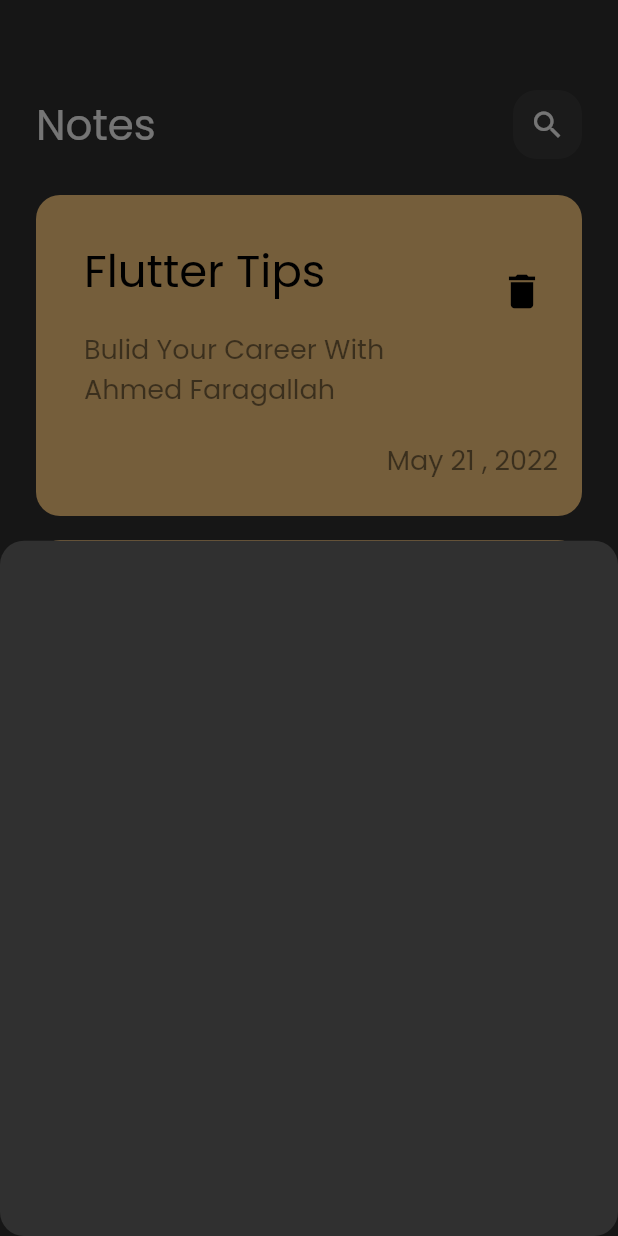
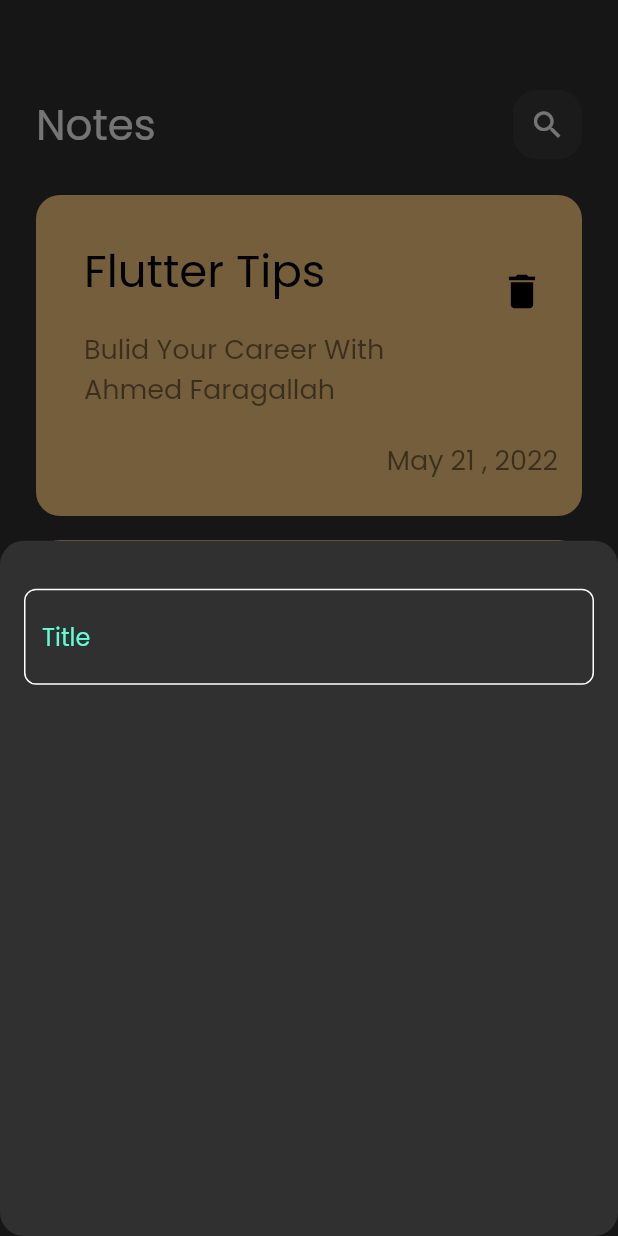
Before and after one commit to AhmedFaragallah/notes_app, a Flutter app: the screen it shows after launch, after a tap on the "add" icon, on a phone screen of 412 x 824 dp. Run offline on Flutter 3.47's test engine with Material 2 defaults, Android fonts, the phone set to English and light mode, and no system bars.

Commit message:
Create Custom Text Filed

```diff
--- /dev/null
+++ b/lib/constants.dart
@@ -0,0 +1,3 @@
+import 'package:flutter/material.dart';
+
+const kPriamryColor = Color(0xff62FCD7);
--- a/lib/views/widgets/add_note_bottom_sheet.dart
+++ b/lib/views/widgets/add_note_bottom_sheet.dart
@@ -1,10 +1,21 @@
 import 'package:flutter/material.dart';
+import 'package:note_app/views/widgets/custom_text_filed.dart';
 
 class AddNoteBottomSheet extends StatelessWidget {
   const AddNoteBottomSheet({super.key});
 
   @override
   Widget build(BuildContext context) {
-    return Container();
+    return Padding(
+      padding: const EdgeInsets.symmetric(horizontal: 16),
+      child: Column(
+        children: const [
+          SizedBox(
+            height: 32,
+          ),
+          CustomTextFiled(),
+        ],
+      ),
+    );
   }
 }
--- /dev/null
+++ b/lib/views/widgets/custom_text_filed.dart
@@ -0,0 +1,27 @@
+import 'package:flutter/material.dart';
+import 'package:note_app/constants.dart';
+
+class CustomTextFiled extends StatelessWidget {
+  const CustomTextFiled({super.key});
+
+  @override
+  Widget build(BuildContext context) {
+    return TextField(
+      cursorColor: kPriamryColor,
+      decoration: InputDecoration(
+        hintText: 'Title',
+        hintStyle: const TextStyle(color: kPriamryColor),
+        border: bulidBorder(),
+        enabledBorder: bulidBorder(),
+        focusedBorder: bulidBorder(kPriamryColor),
+      ),
+    );
+  }
+
+  OutlineInputBorder bulidBorder([color]) {
+    return OutlineInputBorder(
+      borderRadius: BorderRadius.circular(8),
+      borderSide: BorderSide(color: color ?? Colors.white),
+    );
+  }
+}
```
